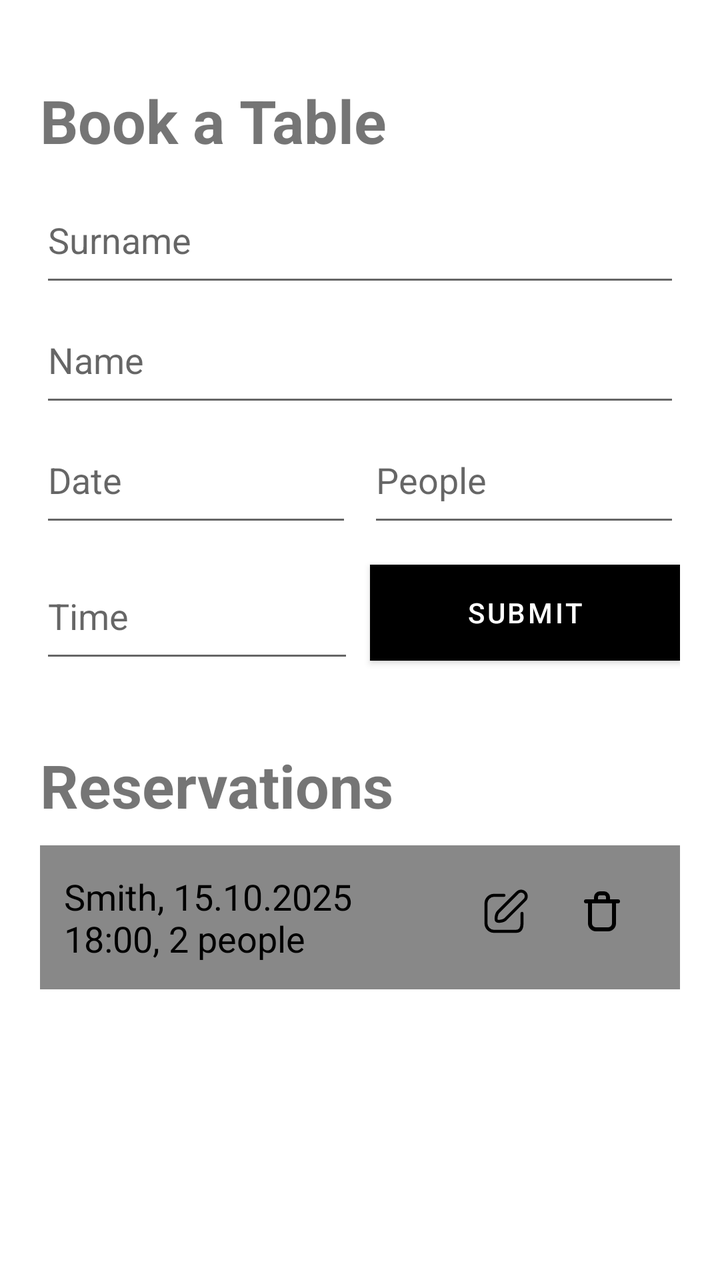
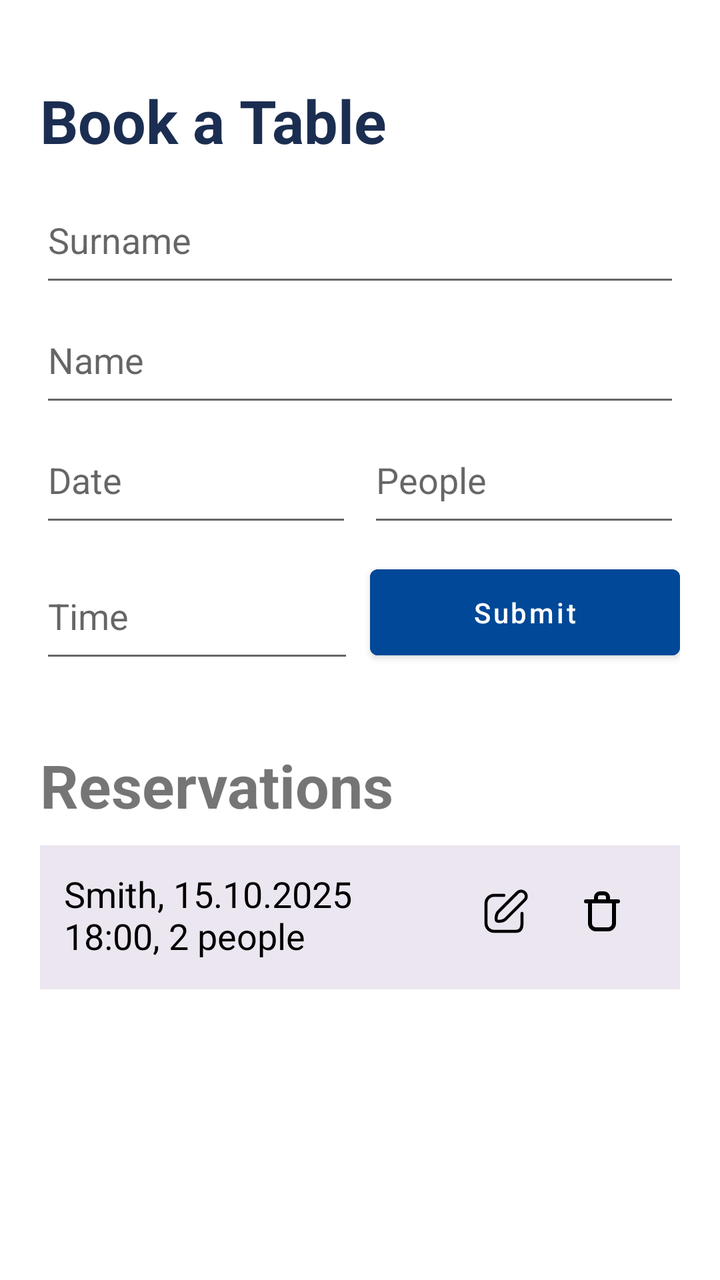

Screens rendered from an Android XML layout before and after an edit, with the pre-edit source and the edit as a unified diff.
<!-- AndroidManifest.xml: application theme Theme.COMP2000 -->
<!-- res/layout/fragment_booking.xml -->
<?xml version="1.0" encoding="utf-8"?>
<ScrollView xmlns:android="http://schemas.android.com/apk/res/android"
    android:layout_width="match_parent"
    android:layout_height="match_parent"
    android:fillViewport="true" >

    <LinearLayout
        android:orientation="vertical"
        android:padding="40dp"
        android:layout_width="400dp"
        android:layout_height="wrap_content"
        android:layout_gravity="center" >

        <TextView
            android:layout_width="match_parent"
            android:layout_height="wrap_content"
            android:layout_marginBottom="8dp"
            android:text="Book a Table"
            android:textSize="30sp"
            android:textStyle="bold" />

        
        <EditText
            android:hint="Surname"
            android:autofillHints="familyName"
            android:layout_width="match_parent"
            android:layout_height="60dp"
            android:inputType="textPersonName"/>

        <EditText
            android:hint="Name"
            android:autofillHints="givenName"
            android:layout_width="match_parent"
            android:layout_height="60dp"
            android:inputType="textPersonName"/>

        <LinearLayout
            android:orientation="horizontal"
            android:layout_width="match_parent"
            android:layout_height="wrap_content"
            android:layout_marginBottom="8dp">

            <EditText
                android:hint="Date"
                android:inputType="date"
                android:autofillHints="date"
                android:layout_weight="1"
                android:layout_width="0dp"
                android:layout_height="60dp"
                android:layout_marginEnd="8dp"/>

            <EditText
                android:hint="People"
                android:inputType="number"
                android:autofillHints="number"
                android:layout_weight="1"
                android:layout_width="0dp"
                android:layout_height="60dp"/>
        </LinearLayout>

        <LinearLayout
            android:orientation="horizontal"
            android:layout_width="match_parent"
            android:layout_height="wrap_content"
            android:gravity="center_vertical"
            android:layout_marginBottom="16dp" >

            <EditText
                android:hint="Time"
                android:autofillHints="time"
                android:inputType="time"
                android:layout_weight="1"
                android:layout_width="0dp"
                android:layout_height="60dp"
                android:layout_marginEnd="8dp"/>

            <Button
                android:text="Submit"
                android:layout_width="wrap_content"
                android:layout_height="wrap_content"
                android:minWidth="155dp"
                android:background="#000000"
                android:textColor="#FFFFFF" />
        </LinearLayout>

        
        <TextView
            android:text="Reservations"
            android:textStyle="bold"
            android:textSize="30sp"
            android:layout_marginTop="20dp"
            android:layout_marginBottom="10dp"
            android:layout_width="match_parent"
            android:layout_height="wrap_content" />

        <LinearLayout
            android:layout_width="match_parent"
            android:layout_height="wrap_content"
            android:layout_marginBottom="8dp"
            android:orientation="horizontal"
            android:padding="12dp"
            android:background="#888888"
            android:gravity="center_vertical" >

            <TextView
                android:layout_width="0dp"
                android:layout_height="wrap_content"
                android:layout_weight="1"
                android:text="Smith, 15.10.2025\n18:00, 2 people"
                android:textColor="#000000"
                android:textSize="18sp" />

                <ImageButton
                    android:layout_width="48dp"
                    android:layout_height="48dp"
                    android:src="@drawable/ic_edit"
                    android:background="@android:color/transparent"
                    android:contentDescription="Edit reservation" />

                <ImageButton
                    android:layout_width="48dp"
                    android:layout_height="48dp"
                    android:src="@drawable/ic_delete"
                    android:background="@android:color/transparent"
                    android:contentDescription="Delete reservation" />
            </LinearLayout>
        </LinearLayout>
</ScrollView>
<!-- resources referenced by this layout -->
<resources>
  <!-- drawable ic_delete (drawable) -->
  <vector xmlns:android="http://schemas.android.com/apk/res/android" android:height="30dp" android:viewportHeight="30" android:viewportWidth="30" android:width="30dp">
        
      <path android:fillColor="#00000000" android:pathData="M4,7H20" android:strokeColor="#000000" android:strokeLineCap="round" android:strokeLineJoin="round" android:strokeWidth="2"/>
        
      <path android:fillColor="#00000000" android:pathData="M6,7V18C6,19.657 7.343,21 9,21H15C16.657,21 18,19.657 18,18V7" android:strokeColor="#000000" android:strokeLineCap="round" android:strokeLineJoin="round" android:strokeWidth="2"/>
        
      <path android:fillColor="#00000000" android:pathData="M9,5C9,3.895 9.895,3 11,3H13C14.105,3 15,3.895 15,5V7H9V5Z" android:strokeColor="#000000" android:strokeLineCap="round" android:strokeLineJoin="round" android:strokeWidth="2"/>
      
  </vector>
  <!-- drawable ic_edit (drawable) -->
  <vector xmlns:android="http://schemas.android.com/apk/res/android" android:height="30dp" android:viewportHeight="30" android:viewportWidth="30" android:width="30dp">
        
      <path android:fillColor="#00000000" android:pathData="M21.28,6.4L11.74,15.94C10.79,16.89 7.97,17.33 7.34,16.7C6.71,16.07 7.14,13.25 8.09,12.3L17.64,2.75C17.875,2.493 18.16,2.287 18.478,2.143C18.796,1.999 19.139,1.921 19.487,1.914C19.836,1.907 20.182,1.97 20.506,2.1C20.829,2.23 21.122,2.425 21.369,2.672C21.615,2.918 21.808,3.212 21.938,3.536C22.067,3.86 22.129,4.206 22.121,4.555C22.113,4.903 22.034,5.246 21.889,5.563C21.745,5.881 21.538,6.165 21.28,6.4V6.4Z" android:strokeColor="#000000" android:strokeLineCap="round" android:strokeLineJoin="round" android:strokeWidth="1.5"/>
        
      <path android:fillColor="#00000000" android:pathData="M11,4H6C4.939,4 3.922,4.421 3.172,5.172C2.421,5.922 2,6.939 2,8V18C2,19.061 2.421,20.078 3.172,20.828C3.922,21.579 4.939,22 6,22H17C19.21,22 20,20.2 20,18V13" android:strokeColor="#000000" android:strokeLineCap="round" android:strokeLineJoin="round" android:strokeWidth="1.5"/>
      
  </vector>
  <style name="Theme.COMP2000" parent="Theme.MaterialComponents.DayNight.DarkActionBar">
          
          <item name="colorPrimary">@color/purple_500</item>
          <item name="colorPrimaryVariant">@color/purple_700</item>
          <item name="colorOnPrimary">@color/white</item>
          
          <item name="colorSecondary">@color/teal_200</item>
          <item name="colorSecondaryVariant">@color/teal_700</item>
          <item name="colorOnSecondary">@color/black</item>
          
          <item name="android:statusBarColor">?attr/colorPrimaryVariant</item>
          
      </style>
  <color name="purple_500">#FF000000</color>
  <color name="purple_700">#FF000000</color>
  <color name="white">#FFFFFFFF</color>
  <color name="teal_200">#FF000000</color>
  <color name="teal_700">#FF000000</color>
  <color name="black">#FF000000</color>
</resources>

<!-- the commit's change to res/layout/fragment_booking.xml (unified diff, before → after) -->
@@ -3,6 +3,8 @@
     android:layout_width="match_parent"
     android:layout_height="match_parent"
     android:fillViewport="true" >
+
+    
 
     <LinearLayout
         android:orientation="vertical"
@@ -11,13 +13,8 @@
         android:layout_height="wrap_content"
         android:layout_gravity="center" >
 
-        <TextView
-            android:layout_width="match_parent"
-            android:layout_height="wrap_content"
-            android:layout_marginBottom="8dp"
-            android:text="Book a Table"
-            android:textSize="30sp"
-            android:textStyle="bold" />
+        <TextView style="@style/PrimaryHeader"
+            android:text="Book a Table" />
 
         
         <EditText
@@ -25,14 +22,14 @@
             android:autofillHints="familyName"
             android:layout_width="match_parent"
             android:layout_height="60dp"
-            android:inputType="textPersonName"/>
+            android:inputType="text"/>
 
         <EditText
             android:hint="Name"
             android:autofillHints="givenName"
             android:layout_width="match_parent"
             android:layout_height="60dp"
-            android:inputType="textPersonName"/>
+            android:inputType="text"/>
 
         <LinearLayout
             android:orientation="horizontal"
@@ -74,13 +71,11 @@
                 android:layout_height="60dp"
                 android:layout_marginEnd="8dp"/>
 
-            <Button
+            <Button style="@style/PrimaryButton"
                 android:text="Submit"
                 android:layout_width="wrap_content"
                 android:layout_height="wrap_content"
-                android:minWidth="155dp"
-                android:background="#000000"
-                android:textColor="#FFFFFF" />
+                android:minWidth="155dp" /> 
         </LinearLayout>
 
         
@@ -93,14 +88,7 @@
             android:layout_width="match_parent"
             android:layout_height="wrap_content" />
 
-        <LinearLayout
-            android:layout_width="match_parent"
-            android:layout_height="wrap_content"
-            android:layout_marginBottom="8dp"
-            android:orientation="horizontal"
-            android:padding="12dp"
-            android:background="#888888"
-            android:gravity="center_vertical" >
+        <LinearLayout style="@style/Card" >
 
             <TextView
                 android:layout_width="0dp"
@@ -115,6 +103,7 @@
                     android:layout_height="48dp"
                     android:src="@drawable/ic_edit"
                     android:background="@android:color/transparent"
+                    android:clickable="true"
                     android:contentDescription="Edit reservation" />
 
                 <ImageButton
<!-- resource entries referenced after the edit -->
@@ -18,6 +18,27 @@
       <path android:fillColor="#00000000" android:pathData="M11,4H6C4.939,4 3.922,4.421 3.172,5.172C2.421,5.922 2,6.939 2,8V18C2,19.061 2.421,20.078 3.172,20.828C3.922,21.579 4.939,22 6,22H17C19.21,22 20,20.2 20,18V13" android:strokeColor="#000000" android:strokeLineCap="round" android:strokeLineJoin="round" android:strokeWidth="1.5"/>
       
   </vector>
+  <style name="Card">
+          <item name="android:layout_width">match_parent</item>
+          <item name="android:layout_height">wrap_content</item>
+          <item name="android:background">@color/light_rose</item>
+          <item name="android:padding">12dp</item>
+      </style>
+  <style name="PrimaryButton">
+          <item name="android:backgroundTint">@color/blue</item>
+          <item name="android:textColor">@color/white</item>
+          <item name="android:padding">12dp</item>
+          <item name="android:cornerRadius">8dp</item>
+          <item name="android:textAllCaps">false</item>
+      </style>
+  <style name="PrimaryHeader">
+          <item name="android:textSize">30sp</item>
+          <item name="android:textStyle">bold</item>
+          <item name="android:textColor">@color/navy</item>
+          <item name="android:layout_marginBottom">8dp</item>
+          <item name="android:layout_width">match_parent</item>
+          <item name="android:layout_height">wrap_content</item>
+      </style>
   <style name="Theme.COMP2000" parent="Theme.MaterialComponents.DayNight.DarkActionBar">
           
           <item name="colorPrimary">@color/purple_500</item>
@@ -31,11 +52,10 @@
           <item name="android:statusBarColor">?attr/colorPrimaryVariant</item>
           
       </style>
-  <color name="purple_500">#FF000000</color>
-  <color name="purple_700">#FF000000</color>
+  <color name="light_rose">#ece6f0</color>
+  <color name="blue">#014898</color>
   <color name="white">#FFFFFFFF</color>
-  <color name="teal_200">#FF000000</color>
-  <color name="teal_700">#FF000000</color>
+  <color name="navy">#1b2e51</color>
   <color name="black">#FF000000</color>
 </resources>
 
